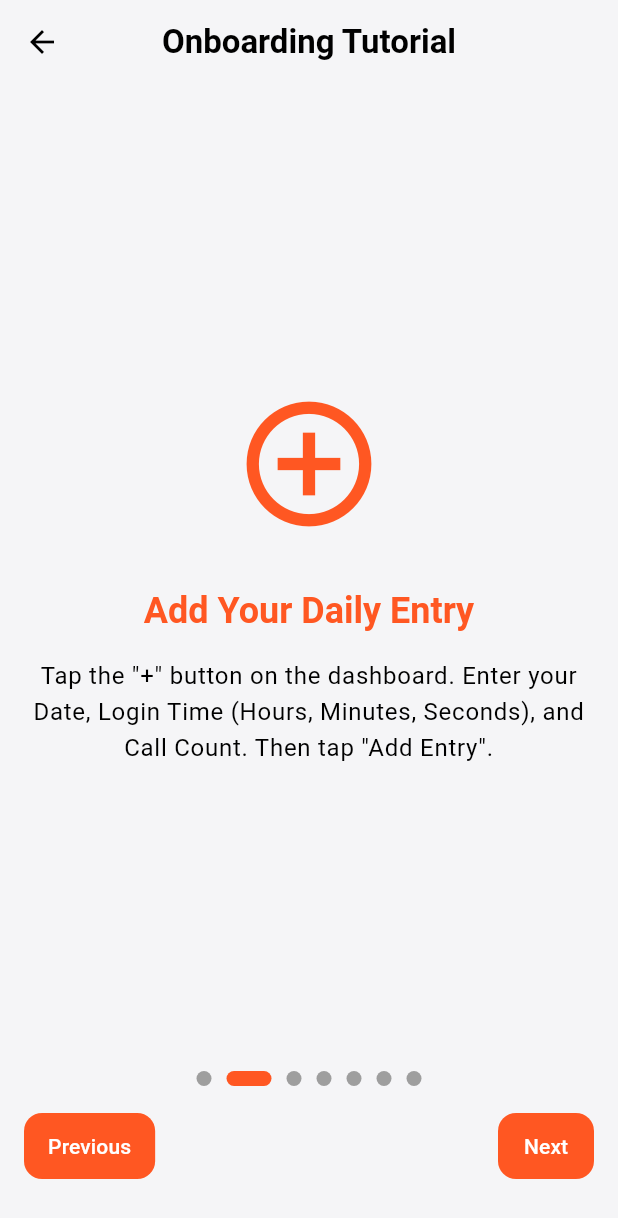
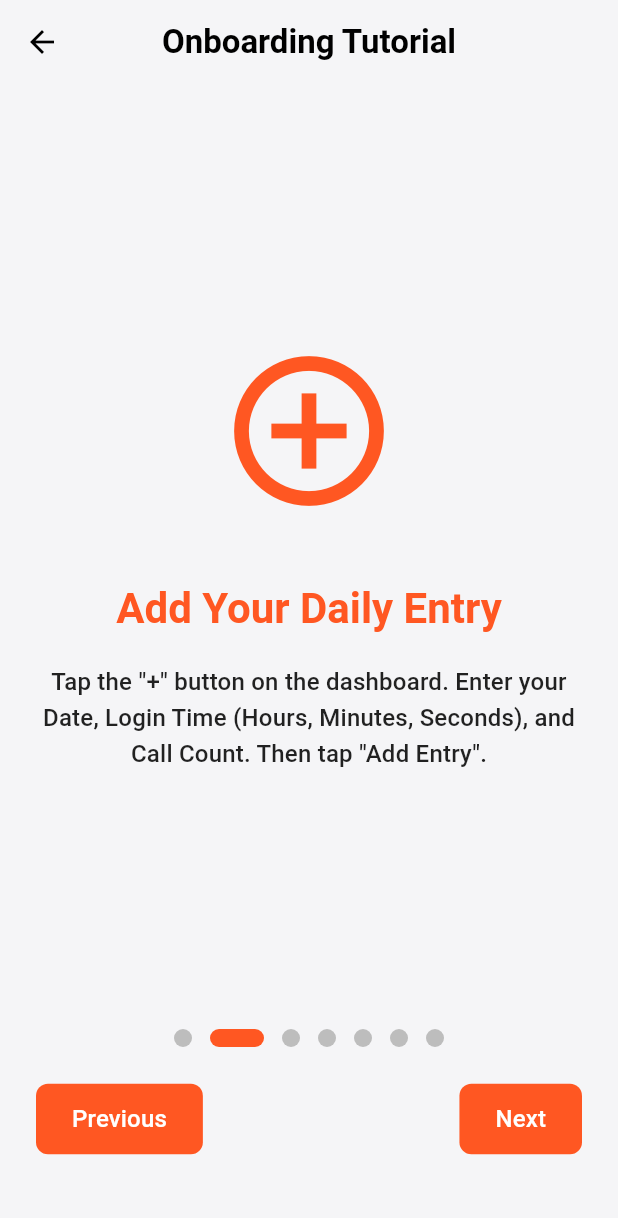
Before and after one commit to suvojit213/Dishtv-Agent-Trackerapp, a Flutter app: the screen it shows after launch, swiped to page 2, on a phone screen of 412 x 824 dp. Shown: the top 1218 px of the screen. Run offline on Flutter 3.47's test engine with Material 3 defaults, Android fonts, the phone set to English and light mode, and no system bars; our stand-ins replace csv, equatable, fl_chart, flutter_bloc, open_file, pdf and 5 more; missing offline and left inert: excel; accounts and stored records are empty.

Commit message:
refactor: Refine onboarding tutorial screen UI/UX

```diff
--- a/lib/presentation/features/onboarding/onboarding_tutorial_screen.dart
+++ b/lib/presentation/features/onboarding/onboarding_tutorial_screen.dart
@@ -68,28 +68,28 @@ class _OnboardingTutorialScreenState extends State<OnboardingTutorialScreen> {
               },
               itemBuilder: (context, index) {
                 return Padding(
-                  padding: const EdgeInsets.all(16.0),
+                  padding: const EdgeInsets.all(24.0), // Increased padding
                   child: Column(
                     mainAxisAlignment: MainAxisAlignment.center,
                     children: [
                       Icon(
                         _onboardingPages[index]['image'] as IconData,
-                        size: 100,
+                        size: 120, // Increased icon size
                         color: AppColors.dishTvOrange,
                       ),
-                      const SizedBox(height: 32),
+                      const SizedBox(height: 40), // Increased spacing
                       Text(
                         _onboardingPages[index]['title'] as String,
-                        style: Theme.of(context).textTheme.headlineSmall?.copyWith(
+                        style: Theme.of(context).textTheme.headlineMedium?.copyWith(
                               fontWeight: FontWeight.bold,
                               color: AppColors.dishTvOrange,
-                            ),
+                            ), // Larger title
                         textAlign: TextAlign.center,
                       ),
-                      const SizedBox(height: 16),
+                      const SizedBox(height: 20), // Increased spacing
                       Text(
                         _onboardingPages[index]['description'] as String,
-                        style: Theme.of(context).textTheme.bodyLarge,
+                        style: Theme.of(context).textTheme.titleMedium, // Larger description
                         textAlign: TextAlign.center,
                       ),
                     ],
@@ -100,7 +100,7 @@ class _OnboardingTutorialScreenState extends State<OnboardingTutorialScreen> {
           ),
           _buildPageIndicator(),
           _buildNavigationButtons(),
-          const SizedBox(height: 20),
+          const SizedBox(height: 30), // Increased bottom spacing
         ],
       ),
     );
@@ -113,12 +113,12 @@ class _OnboardingTutorialScreenState extends State<OnboardingTutorialScreen> {
         _onboardingPages.length,
         (index) => AnimatedContainer(
           duration: const Duration(milliseconds: 300),
-          height: 10,
-          width: _currentPage == index ? 30 : 10,
-          margin: const EdgeInsets.symmetric(horizontal: 5),
+          height: 12, // Increased height
+          width: _currentPage == index ? 36 : 12, // Increased width
+          margin: const EdgeInsets.symmetric(horizontal: 6), // Increased margin
           decoration: BoxDecoration(
-            color: _currentPage == index ? AppColors.dishTvOrange : Colors.grey,
-            borderRadius: BorderRadius.circular(5),
+            color: _currentPage == index ? AppColors.dishTvOrange : Colors.grey.shade400, // Lighter grey for inactive
+            borderRadius: BorderRadius.circular(6),
           ),
         ),
       ),
@@ -127,7 +127,7 @@ class _OnboardingTutorialScreenState extends State<OnboardingTutorialScreen> {
 
   Widget _buildNavigationButtons() {
     return Padding(
-      padding: const EdgeInsets.all(16.0),
+      padding: const EdgeInsets.all(24.0), // Increased padding
       child: Row(
         mainAxisAlignment: MainAxisAlignment.spaceBetween,
         children: [
@@ -139,7 +139,13 @@ class _OnboardingTutorialScreenState extends State<OnboardingTutorialScreen> {
                   curve: Curves.easeIn,
                 );
               },
-              child: const Text('Previous'),
+              style: ElevatedButton.styleFrom(
+                backgroundColor: AppColors.dishTvOrange, // Orange button
+                foregroundColor: Colors.white, // White text
+                padding: const EdgeInsets.symmetric(horizontal: 24, vertical: 12), // Larger padding
+                shape: RoundedRectangleBorder(borderRadius: BorderRadius.circular(8)), // Rounded corners
+              ),
+              child: const Text('Previous', style: TextStyle(fontSize: 16)), // Larger text
             ),
           const Spacer(),
           if (_currentPage < _onboardingPages.length - 1)
@@ -150,14 +156,26 @@ class _OnboardingTutorialScreenState extends State<OnboardingTutorialScreen> {
                   curve: Curves.easeIn,
                 );
               },
-              child: const Text('Next'),
+              style: ElevatedButton.styleFrom(
+                backgroundColor: AppColors.dishTvOrange,
+                foregroundColor: Colors.white,
+                padding: const EdgeInsets.symmetric(horizontal: 24, vertical: 12),
+                shape: RoundedRectangleBorder(borderRadius: BorderRadius.circular(8)),
+              ),
+              child: const Text('Next', style: TextStyle(fontSize: 16)),
             )
           else
             ElevatedButton(
               onPressed: () {
                 Navigator.pop(context); // Or navigate to home screen
               },
-              child: const Text('Finish'),
+              style: ElevatedButton.styleFrom(
+                backgroundColor: AppColors.dishTvOrange,
+                foregroundColor: Colors.white,
+                padding: const EdgeInsets.symmetric(horizontal: 24, vertical: 12),
+                shape: RoundedRectangleBorder(borderRadius: BorderRadius.circular(8)),
+              ),
+              child: const Text('Finish', style: TextStyle(fontSize: 16)),
             ),
         ],
       ),
```
